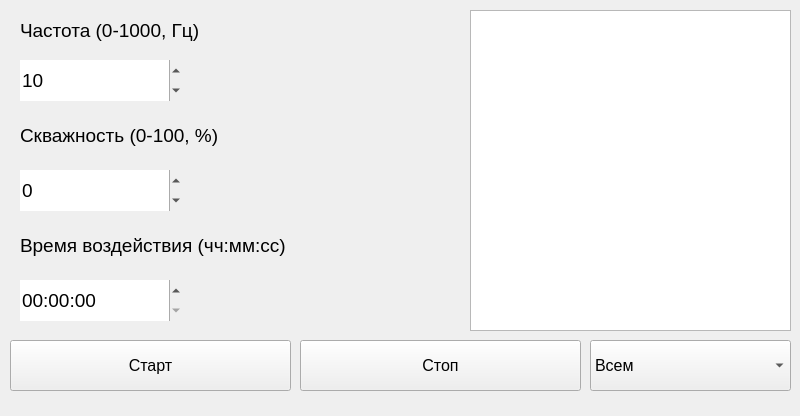
Qt form application.ui (TheGarlicDogg/PWM-Control) before a commit.
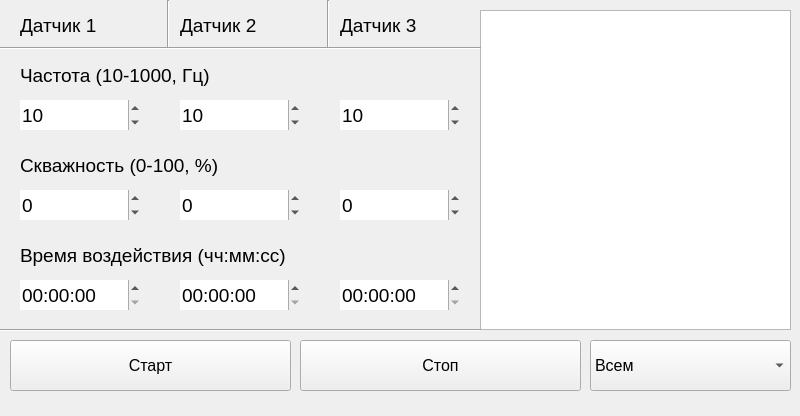
The same form after that commit.

Diff of the .ui file:
```diff
--- a/application.ui
+++ b/application.ui
@@ -88,10 +88,10 @@
    <widget class="QTextEdit" name="textEdit_Client_Messages">
     <property name="geometry">
      <rect>
-      <x>470</x>
+      <x>480</x>
       <y>10</y>
-      <width>321</width>
-      <height>321</height>
+      <width>311</width>
+      <height>320</height>
      </rect>
     </property>
     <property name="font">
@@ -109,9 +109,9 @@
     <property name="geometry">
      <rect>
       <x>20</x>
-      <y>10</y>
-      <width>291</width>
-      <height>41</height>
+      <y>60</y>
+      <width>241</width>
+      <height>31</height>
      </rect>
     </property>
     <property name="font">
@@ -123,16 +123,16 @@
      <bool>true</bool>
     </property>
     <property name="text">
-     <string>Частота (0-1000, Гц)</string>
+     <string>Частота (10-1000, Гц)</string>
     </property>
    </widget>
    <widget class="QLabel" name="label_2">
     <property name="geometry">
      <rect>
       <x>20</x>
-      <y>110</y>
-      <width>301</width>
-      <height>51</height>
+      <y>150</y>
+      <width>271</width>
+      <height>31</height>
      </rect>
     </property>
     <property name="font">
@@ -151,9 +151,9 @@
     <property name="geometry">
      <rect>
       <x>20</x>
-      <y>220</y>
-      <width>341</width>
-      <height>51</height>
+      <y>240</y>
+      <width>321</width>
+      <height>31</height>
      </rect>
     </property>
     <property name="font">
@@ -172,9 +172,9 @@
     <property name="geometry">
      <rect>
       <x>20</x>
-      <y>60</y>
-      <width>161</width>
-      <height>41</height>
+      <y>100</y>
+      <width>120</width>
+      <height>30</height>
      </rect>
     </property>
     <property name="font">
@@ -195,7 +195,7 @@
      <string notr="true"/>
     </property>
     <property name="minimum">
-     <number>0</number>
+     <number>10</number>
     </property>
     <property name="maximum">
      <number>1000</number>
@@ -212,8 +212,8 @@
      <rect>
       <x>20</x>
       <y>280</y>
-      <width>161</width>
-      <height>41</height>
+      <width>120</width>
+      <height>30</height>
      </rect>
     </property>
     <property name="font">
@@ -241,9 +241,9 @@
     <property name="geometry">
      <rect>
       <x>20</x>
-      <y>170</y>
-      <width>161</width>
-      <height>41</height>
+      <y>190</y>
+      <width>120</width>
+      <height>30</height>
      </rect>
     </property>
     <property name="font">
@@ -296,6 +296,360 @@
      <string>Стоп</string>
     </property>
    </widget>
+   <widget class="QSpinBox" name="spinBox_Freq_2">
+    <property name="geometry">
+     <rect>
+      <x>180</x>
+      <y>100</y>
+      <width>120</width>
+      <height>30</height>
+     </rect>
+    </property>
+    <property name="font">
+     <font>
+      <pointsize>14</pointsize>
+     </font>
+    </property>
+    <property name="styleSheet">
+     <string notr="true"/>
+    </property>
+    <property name="wrapping">
+     <bool>true</bool>
+    </property>
+    <property name="frame">
+     <bool>false</bool>
+    </property>
+    <property name="suffix">
+     <string notr="true"/>
+    </property>
+    <property name="minimum">
+     <number>10</number>
+    </property>
+    <property name="maximum">
+     <number>1000</number>
+    </property>
+    <property name="singleStep">
+     <number>10</number>
+    </property>
+    <property name="value">
+     <number>10</number>
+    </property>
+   </widget>
+   <widget class="QSpinBox" name="spinBox_Freq_3">
+    <property name="geometry">
+     <rect>
+      <x>340</x>
+      <y>100</y>
+      <width>120</width>
+      <height>30</height>
+     </rect>
+    </property>
+    <property name="font">
+     <font>
+      <pointsize>14</pointsize>
+     </font>
+    </property>
+    <property name="styleSheet">
+     <string notr="true"/>
+    </property>
+    <property name="wrapping">
+     <bool>true</bool>
+    </property>
+    <property name="frame">
+     <bool>false</bool>
+    </property>
+    <property name="suffix">
+     <string notr="true"/>
+    </property>
+    <property name="minimum">
+     <number>10</number>
+    </property>
+    <property name="maximum">
+     <number>1000</number>
+    </property>
+    <property name="singleStep">
+     <number>10</number>
+    </property>
+    <property name="value">
+     <number>10</number>
+    </property>
+   </widget>
+   <widget class="QSpinBox" name="spinBox_DutyCycle_2">
+    <property name="geometry">
+     <rect>
+      <x>180</x>
+      <y>190</y>
+      <width>120</width>
+      <height>30</height>
+     </rect>
+    </property>
+    <property name="font">
+     <font>
+      <pointsize>14</pointsize>
+     </font>
+    </property>
+    <property name="styleSheet">
+     <string notr="true"/>
+    </property>
+    <property name="wrapping">
+     <bool>true</bool>
+    </property>
+    <property name="frame">
+     <bool>false</bool>
+    </property>
+    <property name="minimum">
+     <number>0</number>
+    </property>
+    <property name="maximum">
+     <number>100</number>
+    </property>
+    <property name="singleStep">
+     <number>5</number>
+    </property>
+    <property name="value">
+     <number>0</number>
+    </property>
+   </widget>
+   <widget class="QSpinBox" name="spinBox_DutyCycle_3">
+    <property name="geometry">
+     <rect>
+      <x>340</x>
+      <y>190</y>
+      <width>120</width>
+      <height>30</height>
+     </rect>
+    </property>
+    <property name="font">
+     <font>
+      <pointsize>14</pointsize>
+     </font>
+    </property>
+    <property name="styleSheet">
+     <string notr="true"/>
+    </property>
+    <property name="wrapping">
+     <bool>true</bool>
+    </property>
+    <property name="frame">
+     <bool>false</bool>
+    </property>
+    <property name="minimum">
+     <number>0</number>
+    </property>
+    <property name="maximum">
+     <number>100</number>
+    </property>
+    <property name="singleStep">
+     <number>5</number>
+    </property>
+    <property name="value">
+     <number>0</number>
+    </property>
+   </widget>
+   <widget class="QTimeEdit" name="timeEdit_2">
+    <property name="geometry">
+     <rect>
+      <x>180</x>
+      <y>280</y>
+      <width>120</width>
+      <height>30</height>
+     </rect>
+    </property>
+    <property name="font">
+     <font>
+      <pointsize>14</pointsize>
+     </font>
+    </property>
+    <property name="styleSheet">
+     <string notr="true"/>
+    </property>
+    <property name="frame">
+     <bool>false</bool>
+    </property>
+    <property name="currentSection">
+     <enum>QDateTimeEdit::SecondSection</enum>
+    </property>
+    <property name="displayFormat">
+     <string>HH:mm:ss</string>
+    </property>
+    <property name="calendarPopup">
+     <bool>false</bool>
+    </property>
+    <property name="currentSectionIndex">
+     <number>2</number>
+    </property>
+   </widget>
+   <widget class="QTimeEdit" name="timeEdit_3">
+    <property name="geometry">
+     <rect>
+      <x>340</x>
+      <y>280</y>
+      <width>120</width>
+      <height>30</height>
+     </rect>
+    </property>
+    <property name="font">
+     <font>
+      <pointsize>14</pointsize>
+     </font>
+    </property>
+    <property name="styleSheet">
+     <string notr="true"/>
+    </property>
+    <property name="frame">
+     <bool>false</bool>
+    </property>
+    <property name="currentSection">
+     <enum>QDateTimeEdit::SecondSection</enum>
+    </property>
+    <property name="displayFormat">
+     <string>HH:mm:ss</string>
+    </property>
+    <property name="calendarPopup">
+     <bool>false</bool>
+    </property>
+    <property name="currentSectionIndex">
+     <number>2</number>
+    </property>
+   </widget>
+   <widget class="QLabel" name="label_4">
+    <property name="geometry">
+     <rect>
+      <x>20</x>
+      <y>10</y>
+      <width>121</width>
+      <height>31</height>
+     </rect>
+    </property>
+    <property name="font">
+     <font>
+      <pointsize>14</pointsize>
+     </font>
+    </property>
+    <property name="autoFillBackground">
+     <bool>true</bool>
+    </property>
+    <property name="text">
+     <string>Датчик 1</string>
+    </property>
+   </widget>
+   <widget class="QLabel" name="label_5">
+    <property name="geometry">
+     <rect>
+      <x>180</x>
+      <y>10</y>
+      <width>121</width>
+      <height>31</height>
+     </rect>
+    </property>
+    <property name="font">
+     <font>
+      <pointsize>14</pointsize>
+     </font>
+    </property>
+    <property name="autoFillBackground">
+     <bool>true</bool>
+    </property>
+    <property name="text">
+     <string>Датчик 2</string>
+    </property>
+   </widget>
+   <widget class="QLabel" name="label_6">
+    <property name="geometry">
+     <rect>
+      <x>340</x>
+      <y>10</y>
+      <width>121</width>
+      <height>31</height>
+     </rect>
+    </property>
+    <property name="font">
+     <font>
+      <pointsize>14</pointsize>
+     </font>
+    </property>
+    <property name="autoFillBackground">
+     <bool>true</bool>
+    </property>
+    <property name="text">
+     <string>Датчик 3</string>
+    </property>
+   </widget>
+   <widget class="Line" name="line">
+    <property name="geometry">
+     <rect>
+      <x>0</x>
+      <y>40</y>
+      <width>481</width>
+      <height>16</height>
+     </rect>
+    </property>
+    <property name="orientation">
+     <enum>Qt::Horizontal</enum>
+    </property>
+   </widget>
+   <widget class="Line" name="line_2">
+    <property name="geometry">
+     <rect>
+      <x>320</x>
+      <y>0</y>
+      <width>16</width>
+      <height>48</height>
+     </rect>
+    </property>
+    <property name="orientation">
+     <enum>Qt::Vertical</enum>
+    </property>
+   </widget>
+   <widget class="Line" name="line_3">
+    <property name="geometry">
+     <rect>
+      <x>160</x>
+      <y>0</y>
+      <width>16</width>
+      <height>49</height>
+     </rect>
+    </property>
+    <property name="orientation">
+     <enum>Qt::Vertical</enum>
+    </property>
+   </widget>
+   <widget class="Line" name="line_4">
+    <property name="geometry">
+     <rect>
+      <x>0</x>
+      <y>322</y>
+      <width>481</width>
+      <height>16</height>
+     </rect>
+    </property>
+    <property name="orientation">
+     <enum>Qt::Horizontal</enum>
+    </property>
+   </widget>
+   <zorder>line_3</zorder>
+   <zorder>line_2</zorder>
+   <zorder>pushButton</zorder>
+   <zorder>comboBox_Client_List</zorder>
+   <zorder>textEdit_Client_Messages</zorder>
+   <zorder>label</zorder>
+   <zorder>label_2</zorder>
+   <zorder>label_3</zorder>
+   <zorder>spinBox_Freq</zorder>
+   <zorder>timeEdit</zorder>
+   <zorder>spinBox_DutyCycle</zorder>
+   <zorder>pushButton_2</zorder>
+   <zorder>spinBox_Freq_2</zorder>
+   <zorder>spinBox_Freq_3</zorder>
+   <zorder>spinBox_DutyCycle_2</zorder>
+   <zorder>spinBox_DutyCycle_3</zorder>
+   <zorder>timeEdit_2</zorder>
+   <zorder>timeEdit_3</zorder>
+   <zorder>label_4</zorder>
+   <zorder>label_5</zorder>
+   <zorder>label_6</zorder>
+   <zorder>line</zorder>
+   <zorder>line_4</zorder>
   </widget>
  </widget>
  <resources/>
```
Left out of the diff: 35 changed lines with no effect on the pictures.
